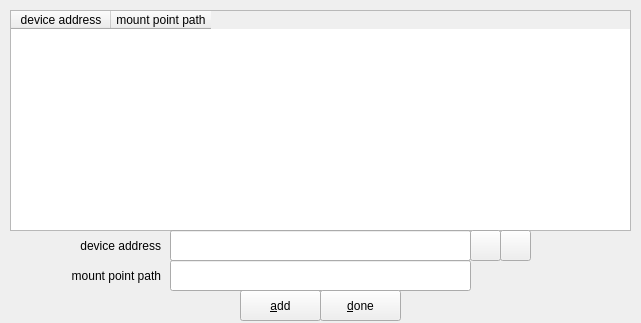
This is zuluCrypt-gui/managedevicenames.ui in mhogomchungu/zuluCrypt as Qt 5 draws it before an edit. The edited form follows.
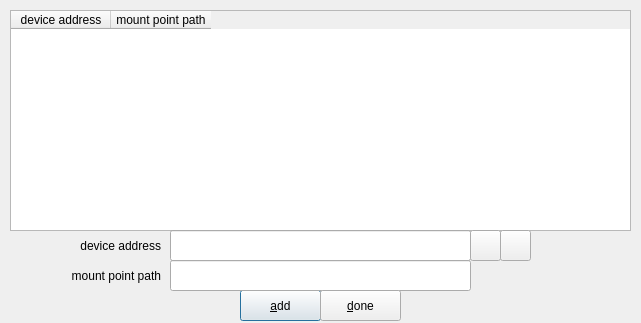
This is the edited form.

Commit message: finally, a missing puzzle is discovered,there are differences btw QDialog/QWidget and QMainWindow and QWidget

Diff of the .ui file:
```diff
--- a/zuluCrypt-gui/managedevicenames.ui
+++ b/zuluCrypt-gui/managedevicenames.ui
@@ -1,7 +1,7 @@
 <?xml version="1.0" encoding="UTF-8"?>
 <ui version="4.0">
  <class>managedevicenames</class>
- <widget class="QWidget" name="managedevicenames">
+ <widget class="QDialog" name="managedevicenames">
   <property name="windowModality">
    <enum>Qt::ApplicationModal</enum>
   </property>
@@ -28,6 +28,9 @@
    <property name="text">
     <string>&amp;add</string>
    </property>
+   <property name="default">
+    <bool>true</bool>
+   </property>
   </widget>
   <widget class="QTableWidget" name="tableWidget">
    <property name="geometry">
```
The commit also changes 45 other files.
